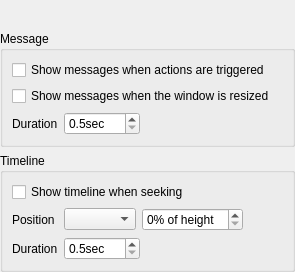
bylee20/bomi, file src/bomi/ui/osdthemewidget.ui: the form before one commit.
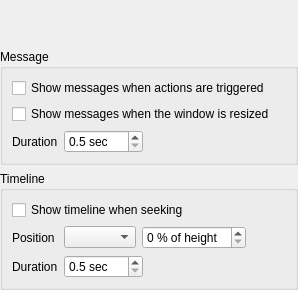
The form after the commit. Custom widgets are drawn as their Qt base class.

What changed in the file:
```diff
--- a/src/bomi/ui/osdthemewidget.ui
+++ b/src/bomi/ui/osdthemewidget.ui
@@ -6,8 +6,8 @@
    <rect>
     <x>0</x>
     <y>0</y>
-    <width>295</width>
-    <height>272</height>
+    <width>298</width>
+    <height>290</height>
    </rect>
   </property>
   <layout class="QVBoxLayout" name="verticalLayout_2">
@@ -58,7 +58,7 @@
         <item>
          <widget class="QDoubleSpinBox" name="message_duration">
           <property name="suffix">
-           <string>sec</string>
+           <string> sec</string>
           </property>
           <property name="decimals">
            <number>1</number>
@@ -117,7 +117,7 @@
         <item>
          <widget class="QSpinBox" name="timeline_margin">
           <property name="suffix">
-           <string>% of height</string>
+           <string> % of height</string>
           </property>
           <property name="maximum">
            <number>50</number>
@@ -151,7 +151,7 @@
         <item>
          <widget class="QDoubleSpinBox" name="timeline_duration">
           <property name="suffix">
-           <string>sec</string>
+           <string> sec</string>
           </property>
           <property name="decimals">
            <number>1</number>
```
